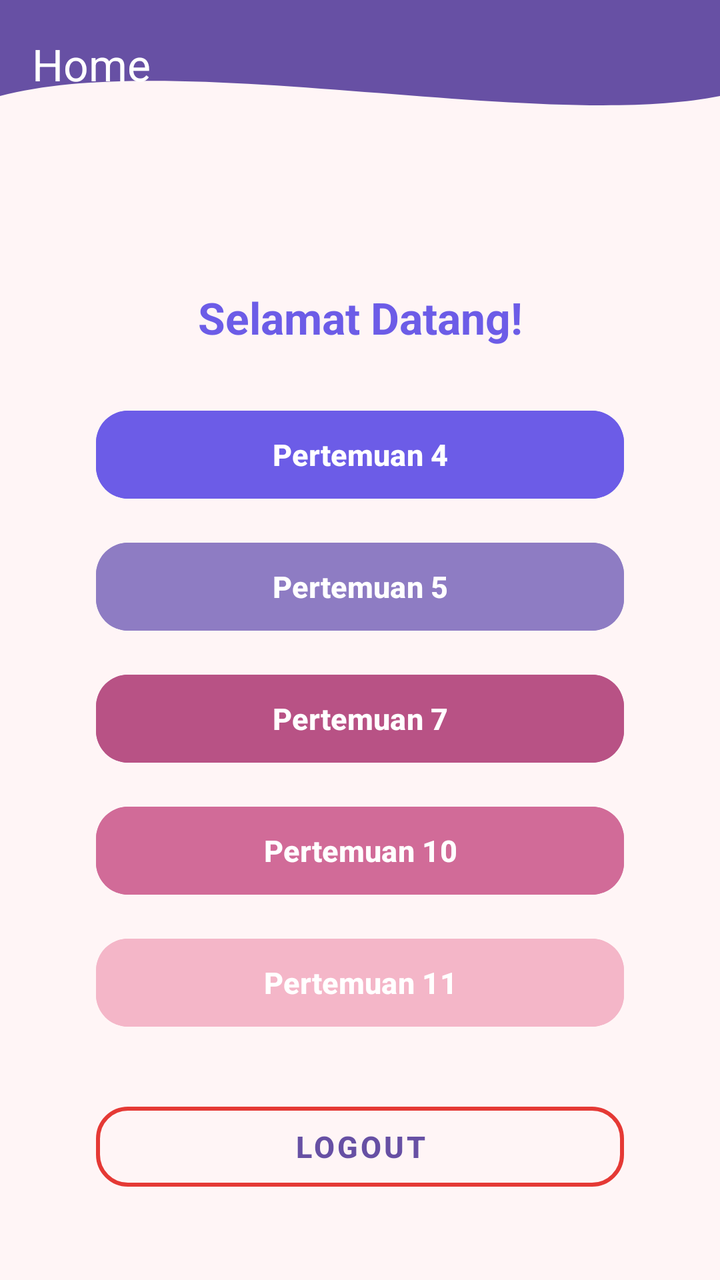
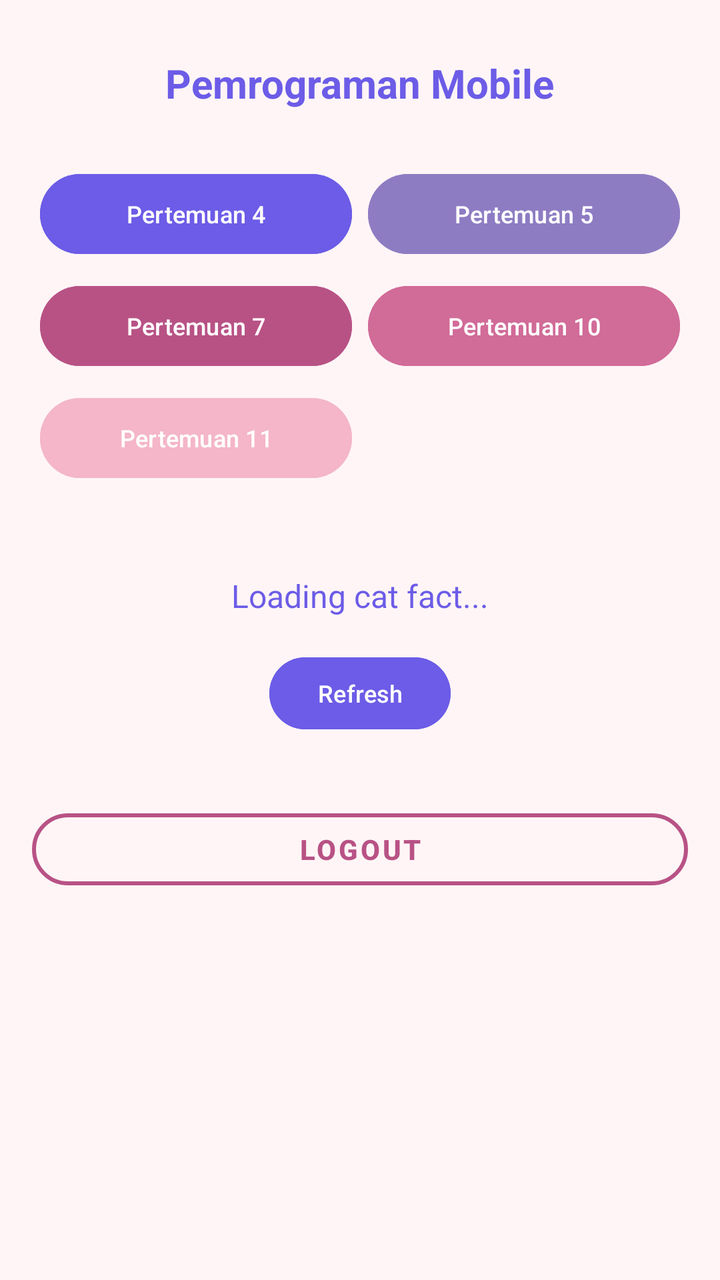

Two renders of the same Android screen: before a commit and after it. Below are the layout's source before the change and the commit's diff.
<!-- AndroidManifest.xml: application theme Theme.Najahtiemobile -->
<!-- res/layout/fragment_home.xml -->
<?xml version="1.0" encoding="utf-8"?>
<androidx.constraintlayout.widget.ConstraintLayout
    xmlns:android="http://schemas.android.com/apk/res/android"
    xmlns:app="http://schemas.android.com/apk/res-auto"
    xmlns:tools="http://schemas.android.com/tools"
    android:layout_width="match_parent"
    android:layout_height="match_parent"
    android:background="#FFF5F6"
    tools:context=".Home.HomeFragment">

    
    <View
        android:id="@+id/background_header"
        android:layout_width="0dp"
        android:layout_height="120dp"
        android:background="@drawable/bg_header_wave"
        app:layout_constraintStart_toStartOf="parent"
        app:layout_constraintEnd_toEndOf="parent"
        app:layout_constraintTop_toTopOf="parent"/>

    
    <androidx.appcompat.widget.Toolbar
        android:id="@+id/toolbar"
        android:layout_width="0dp"
        android:layout_height="?attr/actionBarSize"
        android:background="@android:color/transparent"
        app:title="Home"
        app:titleTextColor="#FFFFFF"
        app:layout_constraintTop_toTopOf="parent"
        app:layout_constraintStart_toStartOf="parent"
        app:layout_constraintEnd_toEndOf="parent" />

    
    <TextView
        android:id="@+id/tvWelcome"
        android:layout_width="wrap_content"
        android:layout_height="wrap_content"
        android:layout_marginTop="24dp"
        android:text="Selamat Datang!"
        android:textColor="#6C5CE7"
        android:textSize="22sp"
        android:textStyle="bold"
        app:layout_constraintTop_toBottomOf="@id/background_header"
        app:layout_constraintStart_toStartOf="parent"
        app:layout_constraintEnd_toEndOf="parent" />

    
    <Button
        android:id="@+id/btnToFourth"
        android:layout_width="0dp"
        android:layout_height="52dp"
        android:layout_marginHorizontal="48dp"
        android:layout_marginTop="28dp"
        android:backgroundTint="#6C5CE7"
        android:text="Pertemuan 4"
        android:textColor="#FFFFFF"
        android:textSize="15sp"
        android:textStyle="bold"
        app:cornerRadius="16dp"
        app:layout_constraintTop_toBottomOf="@id/tvWelcome"
        app:layout_constraintStart_toStartOf="parent"
        app:layout_constraintEnd_toEndOf="parent" />

    
    <Button
        android:id="@+id/btnToFifth"
        android:layout_width="0dp"
        android:layout_height="52dp"
        android:layout_marginHorizontal="48dp"
        android:layout_marginTop="14dp"
        android:backgroundTint="#8E7CC3"
        android:text="Pertemuan 5"
        android:textColor="#FFFFFF"
        android:textSize="15sp"
        android:textStyle="bold"
        app:cornerRadius="16dp"
        app:layout_constraintTop_toBottomOf="@id/btnToFourth"
        app:layout_constraintStart_toStartOf="parent"
        app:layout_constraintEnd_toEndOf="parent" />

    
    <Button
        android:id="@+id/btnToSeventh"
        android:layout_width="0dp"
        android:layout_height="52dp"
        android:layout_marginHorizontal="48dp"
        android:layout_marginTop="14dp"
        android:backgroundTint="#B85285"
        android:text="Pertemuan 7"
        android:textColor="#FFFFFF"
        android:textSize="15sp"
        android:textStyle="bold"
        app:cornerRadius="16dp"
        app:layout_constraintTop_toBottomOf="@id/btnToFifth"
        app:layout_constraintStart_toStartOf="parent"
        app:layout_constraintEnd_toEndOf="parent" />

    
    <Button
        android:id="@+id/btnToTenth"
        android:layout_width="0dp"
        android:layout_height="52dp"
        android:layout_marginHorizontal="48dp"
        android:layout_marginTop="14dp"
        android:backgroundTint="#D16B98"
        android:text="Pertemuan 10"
        android:textColor="#FFFFFF"
        android:textSize="15sp"
        android:textStyle="bold"
        app:cornerRadius="16dp"
        app:layout_constraintTop_toBottomOf="@id/btnToSeventh"
        app:layout_constraintStart_toStartOf="parent"
        app:layout_constraintEnd_toEndOf="parent" />

    
    <com.google.android.material.button.MaterialButton
        android:id="@+id/btnToEleven"
        android:layout_width="0dp"
        android:layout_height="52dp"
        android:layout_marginHorizontal="48dp"
        android:layout_marginTop="80dp"
        android:backgroundTint="#F4B6C8"
        android:text="Pertemuan 11"
        android:textColor="#FFFFFF"
        android:textSize="15sp"
        android:textStyle="bold"
        app:cornerRadius="16dp"
        app:layout_constraintEnd_toEndOf="parent"
        app:layout_constraintStart_toStartOf="parent"
        app:layout_constraintTop_toBottomOf="@id/btnToSeventh" />

    
    <com.google.android.material.button.MaterialButton
        android:id="@+id/btnLogout"
        style="@style/Widget.MaterialComponents.Button.OutlinedButton"
        android:layout_width="0dp"
        android:layout_height="52dp"
        android:layout_marginHorizontal="48dp"
        android:layout_marginTop="96dp"
        android:text="Logout"
        android:textSize="15sp"
        android:textStyle="bold"
        app:cornerRadius="16dp"
        app:layout_constraintEnd_toEndOf="parent"
        app:layout_constraintStart_toStartOf="parent"
        app:layout_constraintTop_toBottomOf="@id/btnToTenth"
        app:strokeColor="#E53935"
        app:strokeWidth="2dp" />

</androidx.constraintlayout.widget.ConstraintLayout>
<!-- resources referenced by this layout -->
<resources>
  <!-- drawable bg_header_wave (drawable) -->
  <?xml version="1.0" encoding="utf-8"?>
  <vector xmlns:android="http://schemas.android.com/apk/res/android"
      android:width="100dp"
      android:height="100dp"
      android:viewportWidth="100"
      android:viewportHeight="100">
  
      
      <path
          android:fillColor="?attr/colorPrimary"
          android:pathData="
              M0,0
              L100,0
              L100,40
              C 75,55
                25,20
                0,40
              Z" />
  </vector>
  <style name="Theme.Najahtiemobile" parent="Base.Theme.Najahtiemobile" />
  <style name="Base.Theme.Najahtiemobile" parent="Theme.Material3.DayNight.NoActionBar">
          
          
      </style>
</resources>

<!-- the commit's change to res/layout/fragment_home.xml (unified diff, before → after) -->
@@ -8,143 +8,146 @@
     android:background="#FFF5F6"
     tools:context=".Home.HomeFragment">
 
-    
-    <View
-        android:id="@+id/background_header"
-        android:layout_width="0dp"
-        android:layout_height="120dp"
-        android:background="@drawable/bg_header_wave"
-        app:layout_constraintStart_toStartOf="parent"
-        app:layout_constraintEnd_toEndOf="parent"
-        app:layout_constraintTop_toTopOf="parent"/>
+    <ScrollView
+        android:layout_width="match_parent"
+        android:layout_height="match_parent"
+        android:fillViewport="true">
 
-    
-    <androidx.appcompat.widget.Toolbar
-        android:id="@+id/toolbar"
-        android:layout_width="0dp"
-        android:layout_height="?attr/actionBarSize"
-        android:background="@android:color/transparent"
-        app:title="Home"
-        app:titleTextColor="#FFFFFF"
-        app:layout_constraintTop_toTopOf="parent"
-        app:layout_constraintStart_toStartOf="parent"
-        app:layout_constraintEnd_toEndOf="parent" />
+        <LinearLayout
+            android:layout_width="match_parent"
+            android:layout_height="wrap_content"
+            android:orientation="vertical"
+            android:gravity="center_horizontal"
+            android:paddingStart="16dp"
+            android:paddingEnd="16dp"
+            android:paddingTop="16dp"
+            android:paddingBottom="24dp">
 
-    
-    <TextView
-        android:id="@+id/tvWelcome"
-        android:layout_width="wrap_content"
-        android:layout_height="wrap_content"
-        android:layout_marginTop="24dp"
-        android:text="Selamat Datang!"
-        android:textColor="#6C5CE7"
-        android:textSize="22sp"
-        android:textStyle="bold"
-        app:layout_constraintTop_toBottomOf="@id/background_header"
-        app:layout_constraintStart_toStartOf="parent"
-        app:layout_constraintEnd_toEndOf="parent" />
+            
+            <TextView
+                android:id="@+id/tvWelcome"
+                android:layout_width="wrap_content"
+                android:layout_height="wrap_content"
+                android:layout_marginTop="12dp"
+                android:layout_marginBottom="24dp"
+                android:text="Pemrograman Mobile"
+                android:textColor="#6C5CE7"
+                android:textSize="20sp"
+                android:textStyle="bold"
+                android:gravity="center" />
 
-    
-    <Button
-        android:id="@+id/btnToFourth"
-        android:layout_width="0dp"
-        android:layout_height="52dp"
-        android:layout_marginHorizontal="48dp"
-        android:layout_marginTop="28dp"
-        android:backgroundTint="#6C5CE7"
-        android:text="Pertemuan 4"
-        android:textColor="#FFFFFF"
-        android:textSize="15sp"
-        android:textStyle="bold"
-        app:cornerRadius="16dp"
-        app:layout_constraintTop_toBottomOf="@id/tvWelcome"
-        app:layout_constraintStart_toStartOf="parent"
-        app:layout_constraintEnd_toEndOf="parent" />
+            
+            <GridLayout
+                android:layout_width="match_parent"
+                android:layout_height="wrap_content"
+                android:columnCount="2"
+                android:rowCount="3"
+                android:alignmentMode="alignMargins"
+                android:useDefaultMargins="true">
 
-    
-    <Button
-        android:id="@+id/btnToFifth"
-        android:layout_width="0dp"
-        android:layout_height="52dp"
-        android:layout_marginHorizontal="48dp"
-        android:layout_marginTop="14dp"
-        android:backgroundTint="#8E7CC3"
-        android:text="Pertemuan 5"
-        android:textColor="#FFFFFF"
-        android:textSize="15sp"
-        android:textStyle="bold"
-        app:cornerRadius="16dp"
-        app:layout_constraintTop_toBottomOf="@id/btnToFourth"
-        app:layout_constraintStart_toStartOf="parent"
-        app:layout_constraintEnd_toEndOf="parent" />
+                
+                <com.google.android.material.button.MaterialButton
+                    android:id="@+id/btnToFourth"
+                    android:layout_width="0dp"
+                    android:layout_height="48dp"
+                    android:layout_columnWeight="1"
+                    android:text="Pertemuan 4"
+                    android:textSize="12sp"
+                    android:textColor="#FFFFFF"
+                    android:backgroundTint="#6C5CE7"
+                    app:cornerRadius="30dp" />
 
-    
-    <Button
-        android:id="@+id/btnToSeventh"
-        android:layout_width="0dp"
-        android:layout_height="52dp"
-        android:layout_marginHorizontal="48dp"
-        android:layout_marginTop="14dp"
-        android:backgroundTint="#B85285"
-        android:text="Pertemuan 7"
-        android:textColor="#FFFFFF"
-        android:textSize="15sp"
-        android:textStyle="bold"
-        app:cornerRadius="16dp"
-        app:layout_constraintTop_toBottomOf="@id/btnToFifth"
-        app:layout_constraintStart_toStartOf="parent"
-        app:layout_constraintEnd_toEndOf="parent" />
+                
+                <com.google.android.material.button.MaterialButton
+                    android:id="@+id/btnToFifth"
+                    android:layout_width="0dp"
+                    android:layout_height="48dp"
+                    android:layout_columnWeight="1"
+                    android:text="Pertemuan 5"
+                    android:textSize="12sp"
+                    android:textColor="#FFFFFF"
+                    android:backgroundTint="#8E7CC3"
+                    app:cornerRadius="30dp" />
 
-    
-    <Button
-        android:id="@+id/btnToTenth"
-        android:layout_width="0dp"
-        android:layout_height="52dp"
-        android:layout_marginHorizontal="48dp"
-        android:layout_marginTop="14dp"
-        android:backgroundTint="#D16B98"
-        android:text="Pertemuan 10"
-        android:textColor="#FFFFFF"
-        android:textSize="15sp"
-        android:textStyle="bold"
-        app:cornerRadius="16dp"
-        app:layout_constraintTop_toBottomOf="@id/btnToSeventh"
-        app:layout_constraintStart_toStartOf="parent"
-        app:layout_constraintEnd_toEndOf="parent" />
+                
+                <com.google.android.material.button.MaterialButton
+                    android:id="@+id/btnToSeventh"
+                    android:layout_width="0dp"
+                    android:layout_height="48dp"
+                    android:layout_columnWeight="1"
+                    android:text="Pertemuan 7"
+                    android:textSize="12sp"
+                    android:textColor="#FFFFFF"
+                    android:backgroundTint="#B85285"
+                    app:cornerRadius="30dp" />
 
-    
-    <com.google.android.material.button.MaterialButton
-        android:id="@+id/btnToEleven"
-        android:layout_width="0dp"
-        android:layout_height="52dp"
-        android:layout_marginHorizontal="48dp"
-        android:layout_marginTop="80dp"
-        android:backgroundTint="#F4B6C8"
-        android:text="Pertemuan 11"
-        android:textColor="#FFFFFF"
-        android:textSize="15sp"
-        android:textStyle="bold"
-        app:cornerRadius="16dp"
-        app:layout_constraintEnd_toEndOf="parent"
-        app:layout_constraintStart_toStartOf="parent"
-        app:layout_constraintTop_toBottomOf="@id/btnToSeventh" />
+                
+                <com.google.android.material.button.MaterialButton
+                    android:id="@+id/btnToTenth"
+                    android:layout_width="0dp"
+                    android:layout_height="48dp"
+                    android:layout_columnWeight="1"
+                    android:text="Pertemuan 10"
+                    android:textSize="12sp"
+                    android:textColor="#FFFFFF"
+                    android:backgroundTint="#D16B98"
+                    app:cornerRadius="30dp" />
 
-    
-    <com.google.android.material.button.MaterialButton
-        android:id="@+id/btnLogout"
-        style="@style/Widget.MaterialComponents.Button.OutlinedButton"
-        android:layout_width="0dp"
-        android:layout_height="52dp"
-        android:layout_marginHorizontal="48dp"
-        android:layout_marginTop="96dp"
-        android:text="Logout"
-        android:textSize="15sp"
-        android:textStyle="bold"
-        app:cornerRadius="16dp"
-        app:layout_constraintEnd_toEndOf="parent"
-        app:layout_constraintStart_toStartOf="parent"
-        app:layout_constraintTop_toBottomOf="@id/btnToTenth"
-        app:strokeColor="#E53935"
-        app:strokeWidth="2dp" />
+                
+                <com.google.android.material.button.MaterialButton
+                    android:id="@+id/btnToEleven"
+                    android:layout_width="0dp"
+                    android:layout_height="48dp"
+                    android:layout_columnWeight="1"
+                    android:text="Pertemuan 11"
+                    android:textSize="12sp"
+                    android:textColor="#FFFFFF"
+                    android:backgroundTint="#F4B6C8"
+                    app:cornerRadius="30dp" />
+
+            </GridLayout>
+
+            
+            <TextView
+                android:id="@+id/tvCatFact"
+                android:layout_width="match_parent"
+                android:layout_height="wrap_content"
+                android:layout_marginTop="28dp"
+                android:padding="12dp"
+                android:gravity="center"
+                android:text="Loading cat fact..."
+                android:textAlignment="center"
+                android:textColor="#6C5CE7"
+                android:textSize="16sp" />
+
+            
+            <com.google.android.material.button.MaterialButton
+                android:id="@+id/btnRefresh"
+                android:layout_width="wrap_content"
+                android:layout_height="44dp"
+                android:layout_marginTop="4dp"
+                android:text="Refresh"
+                android:textColor="#FFFFFF"
+                android:textSize="12sp"
+                android:backgroundTint="#6C5CE7"
+                app:cornerRadius="30dp" />
+
+            
+            <com.google.android.material.button.MaterialButton
+                android:id="@+id/btnLogout"
+                style="@style/Widget.MaterialComponents.Button.OutlinedButton"
+                android:layout_width="match_parent"
+                android:layout_height="48dp"
+                android:layout_marginTop="32dp"
+                android:text="Logout"
+                android:textColor="#B85285"
+                android:textSize="14sp"
+                android:textStyle="bold"
+                app:cornerRadius="24dp"
+                app:strokeColor="#B85285"
+                app:strokeWidth="2dp" />
+
+        </LinearLayout>
+    </ScrollView>
 
 </androidx.constraintlayout.widget.ConstraintLayout>
<!-- resource entries referenced after the edit -->
@@ -1,25 +1,5 @@
 <!-- resources referenced by this layout -->
 <resources>
-  <!-- drawable bg_header_wave (drawable) -->
-  <?xml version="1.0" encoding="utf-8"?>
-  <vector xmlns:android="http://schemas.android.com/apk/res/android"
-      android:width="100dp"
-      android:height="100dp"
-      android:viewportWidth="100"
-      android:viewportHeight="100">
-  
-      
-      <path
-          android:fillColor="?attr/colorPrimary"
-          android:pathData="
-              M0,0
-              L100,0
-              L100,40
-              C 75,55
-                25,20
-                0,40
-              Z" />
-  </vector>
   <style name="Theme.Najahtiemobile" parent="Base.Theme.Najahtiemobile" />
   <style name="Base.Theme.Najahtiemobile" parent="Theme.Material3.DayNight.NoActionBar">
           
